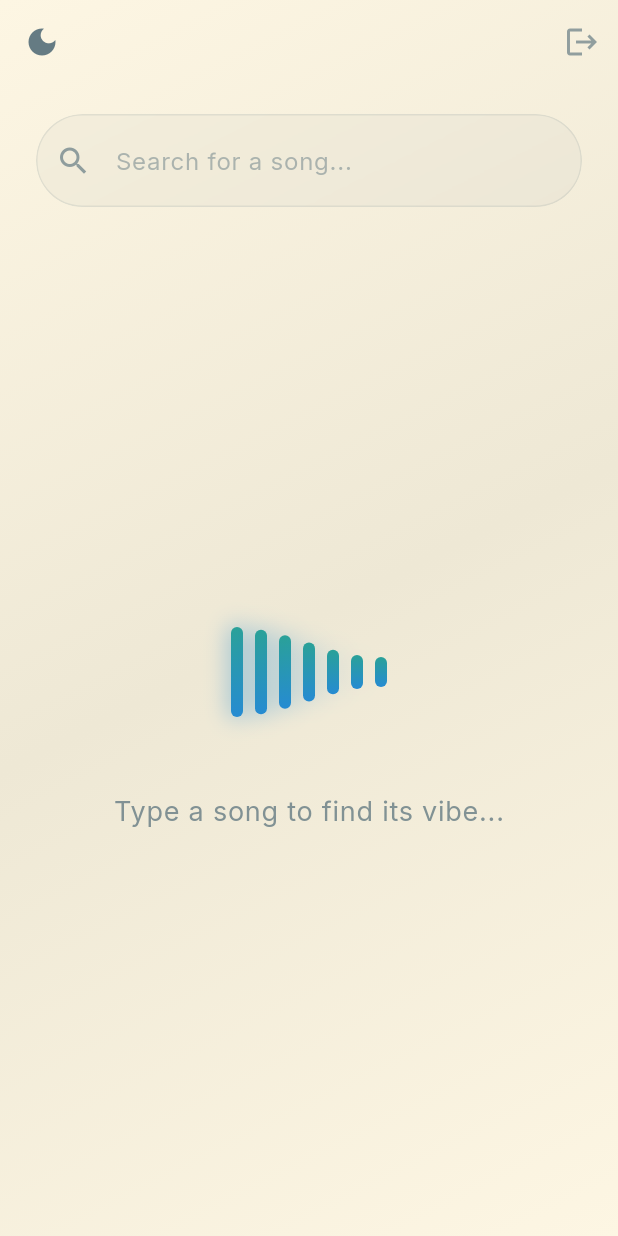
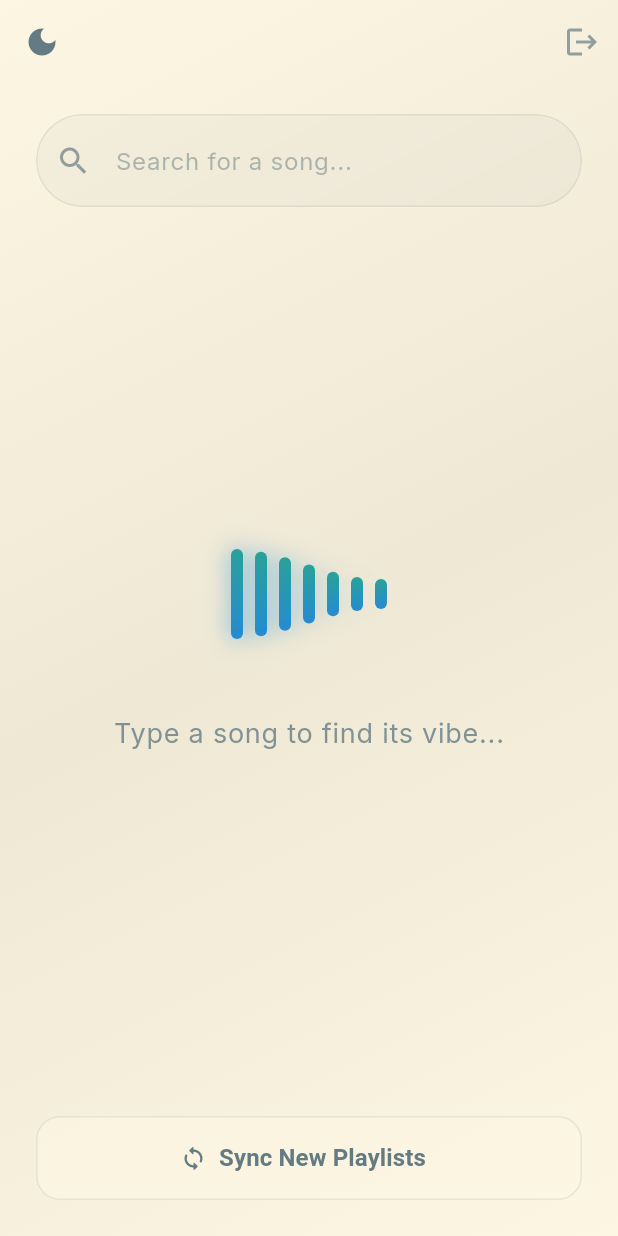
Before and after one commit to josephciaravella/vibelibe, a Flutter app: the SongSearch screen opened directly with empty values, on a phone screen of 412 x 824 dp. Run offline on Flutter 3.47's test engine with Material 3 defaults, Android fonts, the phone set to English and light mode, and no system bars; our stand-ins replace google_fonts, package_info_plus, supabase_flutter; missing offline and left inert: ffmpeg_kit_flutter_new; accounts and stored records are empty; network calls fail.

Commit message:
manual sync button and clearer progress indication

```diff
--- a/lib/screens/song_search.dart
+++ b/lib/screens/song_search.dart
@@ -7,6 +7,7 @@ import 'package:supabase_flutter/supabase_flutter.dart';
 import 'package:vibelibe/widgets/theme_toggle.dart';
 import 'package:vibelibe/widgets/search_results_sheet.dart';
 import 'package:vibelibe/screens/vibe_analysis.dart';
+import 'package:vibelibe/screens/vibe_onboarding.dart';
 
 class SongSearch extends StatefulWidget {
   final Function(ThemeMode) onThemeChanged;
@@ -193,6 +194,45 @@ class _SongSearchState extends State<SongSearch> with SingleTickerProviderStateM
                       : _buildIdleState(colorScheme),
                 ),
               ),
+              Padding(
+                padding: const EdgeInsets.all(24.0),
+                child: SizedBox(
+                  width: double.infinity,
+                  height: 56,
+                  child: ElevatedButton.icon(
+                    onPressed: () {
+                      Navigator.push(
+                        context,
+                        MaterialPageRoute(
+                          builder: (context) => VibeOnboarding(
+                            onThemeChanged: widget.onThemeChanged,
+                            isManualSync: true,
+                            onComplete: () {
+                              Navigator.pop(context);
+                            },
+                          ),
+                        ),
+                      );
+                    },
+                    icon: const Icon(Icons.sync_rounded),
+                    label: const Text(
+                      "Sync New Playlists",
+                      style: TextStyle(fontSize: 16, fontWeight: FontWeight.bold),
+                    ),
+                    style: ElevatedButton.styleFrom(
+                      backgroundColor: colorScheme.surface.withValues(alpha: 0.6),
+                      foregroundColor: colorScheme.onSurface,
+                      elevation: 0,
+                      shape: RoundedRectangleBorder(
+                        borderRadius: BorderRadius.circular(16),
+                        side: BorderSide(
+                          color: colorScheme.outline.withValues(alpha: 0.2),
+                        ),
+                      ),
+                    ),
+                  ),
+                ),
+              ),
             ],
           ),
         ),
```
Also changed, not shown: lib/screens/vibe_onboarding.dart (+62 -31 lines).
